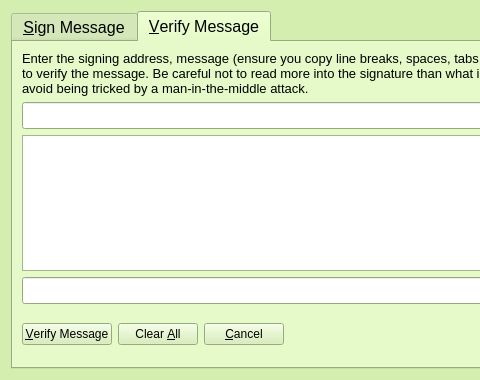
Qt form src/qt/forms/signverifymessagedialog.ui (nokat/bitbean) before a commit; both pictures show x 0 to 480 and y 0 to 380 of the 700 by 380 pixel window.
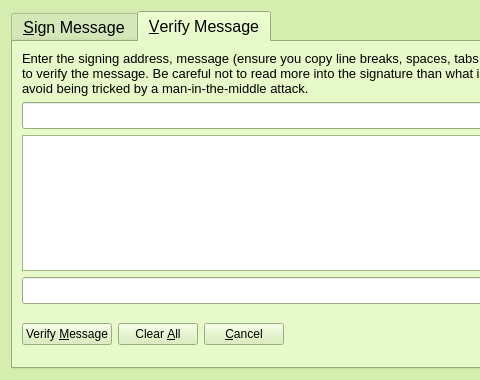
The same form after that commit. Icons and pictures are not drawn. Custom widgets are drawn as their Qt base class.

```diff
--- a/src/qt/forms/signverifymessagedialog.ui
+++ b/src/qt/forms/signverifymessagedialog.ui
@@ -523,7 +523,7 @@
             <string>Verify the message to ensure it was signed with the specified BitBean address</string>
            </property>
            <property name="text">
-            <string>&amp;Verify Message</string>
+            <string>Verify &amp;Message</string>
            </property>
            <property name="icon">
             <iconset resource="../bitbean.qrc">
```
Left out of the diff: 2 changed lines with no effect on the pictures.
